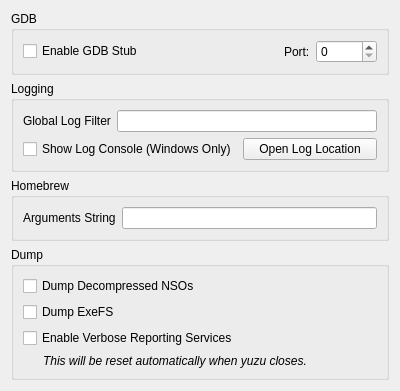
rorrim-rorrim/eden-alt, file src/yuzu/configuration/configure_debug.ui: the form before one commit.
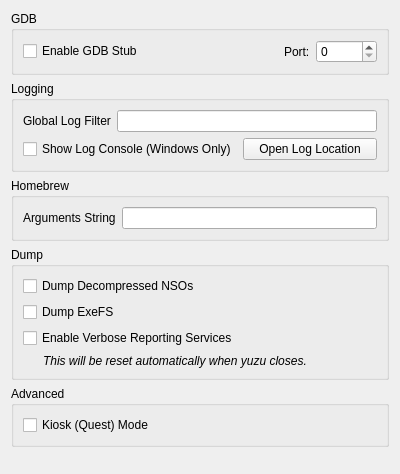
The form after the commit.

Commit message: settings: Add config option for kiosk (quest) mode

What changed in the file:
```diff
--- a/src/yuzu/configuration/configure_debug.ui
+++ b/src/yuzu/configuration/configure_debug.ui
@@ -7,7 +7,7 @@
     <x>0</x>
     <y>0</y>
     <width>400</width>
-    <height>357</height>
+    <height>474</height>
    </rect>
   </property>
   <property name="windowTitle">
@@ -180,6 +180,22 @@
      </layout>
     </widget>
    </item>
+   <item>
+    <widget class="QGroupBox" name="groupBox_5">
+     <property name="title">
+      <string>Advanced</string>
+     </property>
+     <layout class="QVBoxLayout" name="verticalLayout">
+      <item>
+       <widget class="QCheckBox" name="quest_flag">
+        <property name="text">
+         <string>Kiosk (Quest) Mode</string>
+        </property>
+       </widget>
+      </item>
+     </layout>
+    </widget>
+   </item>
    <item>
     <spacer name="verticalSpacer">
      <property name="orientation">
```
The commit also changes 5 other files.
